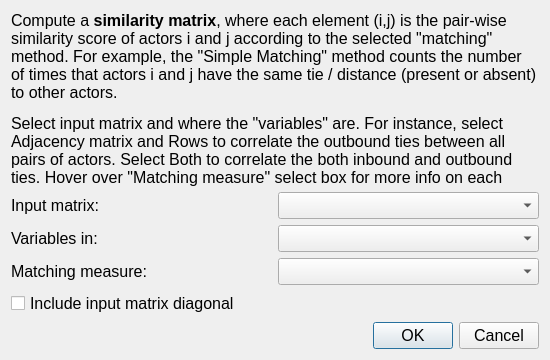
Above: src/forms/dialogsimilaritymatches.ui from socnetv/app before the change. Below: the same form after it.
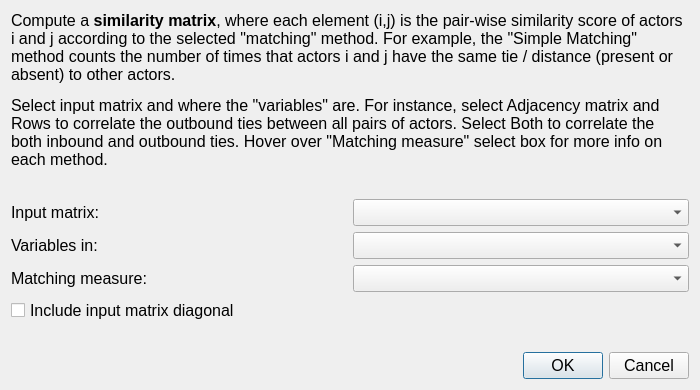
That is the form after the change.

Commit message: changed all forms geometry and reset font-size to 12pt

Diff of the .ui file:
```diff
--- a/src/forms/dialogsimilaritymatches.ui
+++ b/src/forms/dialogsimilaritymatches.ui
@@ -9,8 +9,8 @@
    <rect>
     <x>0</x>
     <y>0</y>
-    <width>550</width>
-    <height>360</height>
+    <width>700</width>
+    <height>390</height>
    </rect>
   </property>
   <property name="sizePolicy">
@@ -21,13 +21,13 @@
   </property>
   <property name="minimumSize">
    <size>
-    <width>550</width>
-    <height>360</height>
+    <width>700</width>
+    <height>390</height>
    </size>
   </property>
   <property name="maximumSize">
    <size>
-    <width>600</width>
+    <width>800</width>
     <height>600</height>
    </size>
   </property>
@@ -40,6 +40,95 @@
    <string>Similarity: Matches</string>
   </property>
   <layout class="QGridLayout" name="gridLayout">
+   <item row="3" column="0" colspan="2">
+    <layout class="QHBoxLayout" name="horizontalLayout_2">
+     <item>
+      <widget class="QLabel" name="label_3">
+       <property name="font">
+        <font>
+         <pointsize>12</pointsize>
+        </font>
+       </property>
+       <property name="text">
+        <string>Variables in:</string>
+       </property>
+      </widget>
+     </item>
+     <item>
+      <widget class="QComboBox" name="variablesLocationSelect">
+       <property name="minimumSize">
+        <size>
+         <width>200</width>
+         <height>0</height>
+        </size>
+       </property>
+       <property name="font">
+        <font>
+         <pointsize>12</pointsize>
+        </font>
+       </property>
+       <property name="focusPolicy">
+        <enum>Qt::StrongFocus</enum>
+       </property>
+       <property name="toolTip">
+        <string>&lt;html&gt;&lt;head/&gt;&lt;body&gt;&lt;p&gt;&lt;span style=&quot; font-weight:600;&quot;&gt;Rows: &lt;/span&gt;Correlate outbound ties (or distances, depending on the selected matrix above) between pairs of actors.&lt;/p&gt;&lt;p&gt;&lt;span style=&quot; font-weight:600;&quot;&gt;Columns: &lt;/span&gt;Correlate inbound ties (or distances, depending on the selected matrix above) between pairs of actors.&lt;/p&gt;&lt;p&gt;&lt;span style=&quot; font-weight:600;&quot;&gt;Both: &lt;/span&gt;Correlate both outbound and inbound ties (or distances, depending on the selected matrix above) between pairs of actors. In this case, the input matrix is expanded by listing row vectors followed by column vectors. This is useful only when you have directed data.&lt;/p&gt;&lt;p&gt;&lt;br/&gt;&lt;/p&gt;&lt;/body&gt;&lt;/html&gt;</string>
+       </property>
+      </widget>
+     </item>
+    </layout>
+   </item>
+   <item row="5" column="0">
+    <widget class="QCheckBox" name="diagonalCheckBox">
+     <property name="font">
+      <font>
+       <pointsize>12</pointsize>
+      </font>
+     </property>
+     <property name="statusTip">
+      <string>Enable to include matrix diagonal in calculations</string>
+     </property>
+     <property name="text">
+      <string>Include input matrix diagonal</string>
+     </property>
+    </widget>
+   </item>
+   <item row="4" column="0" colspan="2">
+    <layout class="QHBoxLayout" name="horizontalLayout_3">
+     <item>
+      <widget class="QLabel" name="label_4">
+       <property name="font">
+        <font>
+         <pointsize>12</pointsize>
+        </font>
+       </property>
+       <property name="text">
+        <string>Matching measure:</string>
+       </property>
+      </widget>
+     </item>
+     <item>
+      <widget class="QComboBox" name="measureSelect">
+       <property name="minimumSize">
+        <size>
+         <width>200</width>
+         <height>0</height>
+        </size>
+       </property>
+       <property name="font">
+        <font>
+         <pointsize>12</pointsize>
+        </font>
+       </property>
+       <property name="focusPolicy">
+        <enum>Qt::StrongFocus</enum>
+       </property>
+       <property name="toolTip">
+        <string>&lt;html&gt;&lt;head/&gt;&lt;body&gt;&lt;p&gt;Select a matching method. &lt;/p&gt;&lt;p&gt;&lt;span style=&quot; font-weight:600;&quot;&gt;Exact Matches&lt;/span&gt;: Examines pairs of actors for exact tie or distance matches (present or absent) to other actors and returns a proportion to their overall ties. &lt;/p&gt;&lt;p&gt;&lt;span style=&quot; font-weight:600;&quot;&gt;Positive Matches (Jaccard/Co-citation)&lt;/span&gt;: Looks for same ties/distances reported by both actors. Returns the ratio to the total number of ties reported.&lt;/p&gt;&lt;p&gt;&lt;span style=&quot; font-weight:600;&quot;&gt;Hamming distance&lt;/span&gt;: Reports the number of ties/distances to other actors which differ between each pair of actors.&lt;/p&gt;&lt;p&gt;&lt;span style=&quot; font-weight:600;&quot;&gt;Cosine similarity&lt;/span&gt;: Computes the pair-wise similarity of actors as the dot product of their tie/distance vectors divided by the magnitude of these vectors. &lt;br/&gt;&lt;/p&gt;&lt;/body&gt;&lt;/html&gt;</string>
+       </property>
+      </widget>
+     </item>
+    </layout>
+   </item>
    <item row="0" column="0" colspan="2">
     <widget class="QLabel" name="description">
      <property name="sizePolicy">
@@ -70,7 +159,40 @@
      </property>
     </widget>
    </item>
-   <item row="1" column="0" colspan="2">
+   <item row="7" column="1">
+    <widget class="QDialogButtonBox" name="buttonBox">
+     <property name="font">
+      <font>
+       <pointsize>12</pointsize>
+      </font>
+     </property>
+     <property name="orientation">
+      <enum>Qt::Horizontal</enum>
+     </property>
+     <property name="standardButtons">
+      <set>QDialogButtonBox::Cancel|QDialogButtonBox::Ok</set>
+     </property>
+    </widget>
+   </item>
+   <item row="6" column="1">
+    <spacer name="verticalSpacer">
+     <property name="font">
+      <font>
+       <pointsize>12</pointsize>
+      </font>
+     </property>
+     <property name="orientation">
+      <enum>Qt::Vertical</enum>
+     </property>
+     <property name="sizeHint" stdset="0">
+      <size>
+       <width>20</width>
+       <height>20</height>
+      </size>
+     </property>
+    </spacer>
+   </item>
+   <item row="2" column="0" colspan="2">
     <layout class="QHBoxLayout" name="horizontalLayout">
      <item>
       <widget class="QLabel" name="label_2">
@@ -107,128 +229,19 @@
      </item>
     </layout>
    </item>
-   <item row="2" column="0" colspan="2">
-    <layout class="QHBoxLayout" name="horizontalLayout_2">
-     <item>
-      <widget class="QLabel" name="label_3">
-       <property name="font">
-        <font>
-         <pointsize>12</pointsize>
-        </font>
-       </property>
-       <property name="text">
-        <string>Variables in:</string>
-       </property>
-      </widget>
-     </item>
-     <item>
-      <widget class="QComboBox" name="variablesLocationSelect">
-       <property name="minimumSize">
-        <size>
-         <width>200</width>
-         <height>0</height>
-        </size>
-       </property>
-       <property name="font">
-        <font>
-         <pointsize>12</pointsize>
-        </font>
-       </property>
-       <property name="focusPolicy">
-        <enum>Qt::StrongFocus</enum>
-       </property>
-       <property name="toolTip">
-        <string>&lt;html&gt;&lt;head/&gt;&lt;body&gt;&lt;p&gt;&lt;span style=&quot; font-weight:600;&quot;&gt;Rows: &lt;/span&gt;Correlate outbound ties (or distances, depending on the selected matrix above) between pairs of actors.&lt;/p&gt;&lt;p&gt;&lt;span style=&quot; font-weight:600;&quot;&gt;Columns: &lt;/span&gt;Correlate inbound ties (or distances, depending on the selected matrix above) between pairs of actors.&lt;/p&gt;&lt;p&gt;&lt;span style=&quot; font-weight:600;&quot;&gt;Both: &lt;/span&gt;Correlate both outbound and inbound ties (or distances, depending on the selected matrix above) between pairs of actors. In this case, the input matrix is expanded by listing row vectors followed by column vectors. This is useful only when you have directed data.&lt;/p&gt;&lt;p&gt;&lt;br/&gt;&lt;/p&gt;&lt;/body&gt;&lt;/html&gt;</string>
-       </property>
-      </widget>
-     </item>
-    </layout>
-   </item>
-   <item row="3" column="0" colspan="2">
-    <layout class="QHBoxLayout" name="horizontalLayout_3">
-     <item>
-      <widget class="QLabel" name="label_4">
-       <property name="font">
-        <font>
-         <pointsize>12</pointsize>
-        </font>
-       </property>
-       <property name="text">
-        <string>Matching measure:</string>
-       </property>
-      </widget>
-     </item>
-     <item>
-      <widget class="QComboBox" name="measureSelect">
-       <property name="minimumSize">
-        <size>
-         <width>200</width>
-         <height>0</height>
-        </size>
-       </property>
-       <property name="font">
-        <font>
-         <pointsize>12</pointsize>
-        </font>
-       </property>
-       <property name="focusPolicy">
-        <enum>Qt::StrongFocus</enum>
-       </property>
-       <property name="toolTip">
-        <string>&lt;html&gt;&lt;head/&gt;&lt;body&gt;&lt;p&gt;Select a matching method. &lt;/p&gt;&lt;p&gt;&lt;span style=&quot; font-weight:600;&quot;&gt;Exact Matches&lt;/span&gt;: Examines pairs of actors for exact tie or distance matches (present or absent) to other actors and returns a proportion to their overall ties. &lt;/p&gt;&lt;p&gt;&lt;span style=&quot; font-weight:600;&quot;&gt;Positive Matches (Jaccard/Co-citation)&lt;/span&gt;: Looks for same ties/distances reported by both actors. Returns the ratio to the total number of ties reported.&lt;/p&gt;&lt;p&gt;&lt;span style=&quot; font-weight:600;&quot;&gt;Hamming distance&lt;/span&gt;: Reports the number of ties/distances to other actors which differ between each pair of actors.&lt;/p&gt;&lt;p&gt;&lt;span style=&quot; font-weight:600;&quot;&gt;Cosine similarity&lt;/span&gt;: Computes the pair-wise similarity of actors as the dot product of their tie/distance vectors divided by the magnitude of these vectors. &lt;br/&gt;&lt;/p&gt;&lt;/body&gt;&lt;/html&gt;</string>
-       </property>
-      </widget>
-     </item>
-    </layout>
-   </item>
-   <item row="4" column="0">
-    <widget class="QCheckBox" name="diagonalCheckBox">
-     <property name="font">
-      <font>
-       <pointsize>12</pointsize>
-      </font>
-     </property>
-     <property name="statusTip">
-      <string>Enable to include matrix diagonal in calculations</string>
-     </property>
-     <property name="text">
-      <string>Include input matrix diagonal</string>
-     </property>
-    </widget>
-   </item>
-   <item row="5" column="1">
-    <spacer name="verticalSpacer">
-     <property name="font">
-      <font>
-       <pointsize>12</pointsize>
-      </font>
-     </property>
+   <item row="1" column="0">
+    <spacer name="verticalSpacer_2">
      <property name="orientation">
       <enum>Qt::Vertical</enum>
      </property>
      <property name="sizeHint" stdset="0">
       <size>
        <width>20</width>
-       <height>20</height>
+       <height>15</height>
       </size>
      </property>
     </spacer>
    </item>
-   <item row="6" column="1">
-    <widget class="QDialogButtonBox" name="buttonBox">
-     <property name="font">
-      <font>
-       <pointsize>12</pointsize>
-      </font>
-     </property>
-     <property name="orientation">
-      <enum>Qt::Horizontal</enum>
-     </property>
-     <property name="standardButtons">
-      <set>QDialogButtonBox::Cancel|QDialogButtonBox::Ok</set>
-     </property>
-    </widget>
-   </item>
   </layout>
  </widget>
  <resources/>
```
The commit also changes 17 other files.
